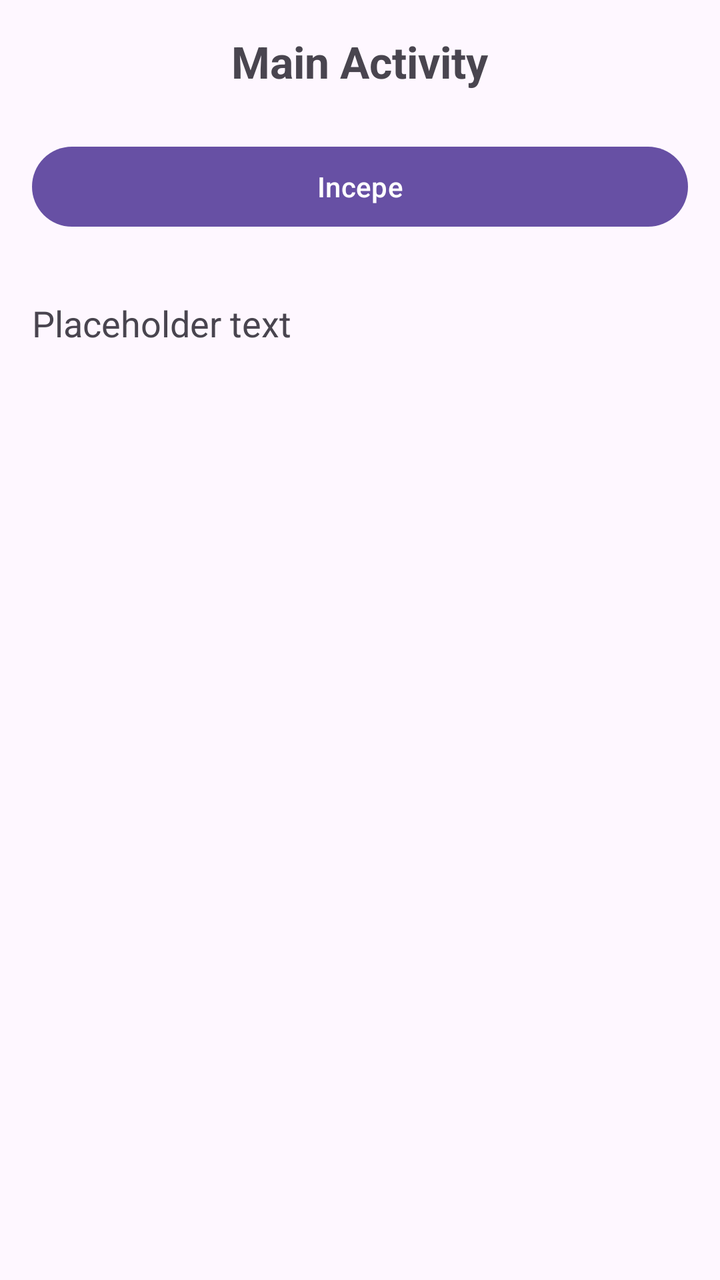
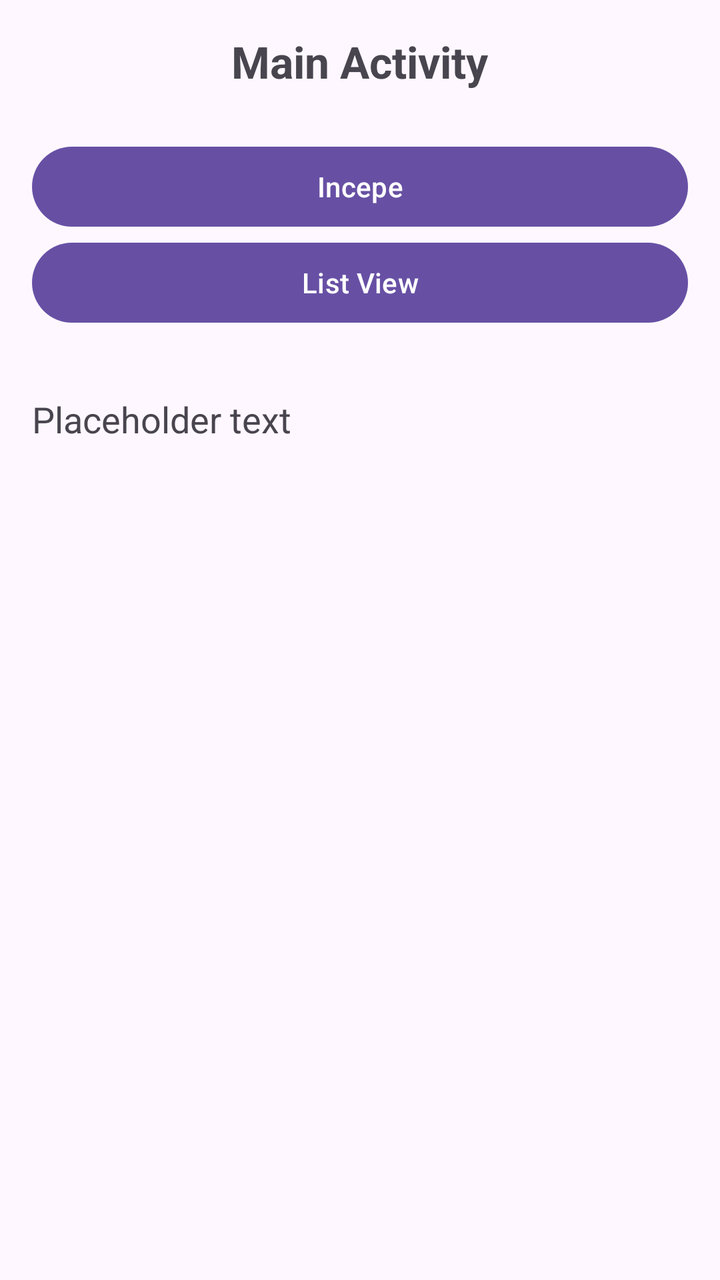

Two renders of the same Android screen: before a commit and after it. Below are the layout's source before the change and the commit's diff.
<!-- AndroidManifest.xml: application theme Theme.OLTEAN_PAUL_ACTIVITATEDAM2026 -->
<!-- res/layout/activity_main.xml -->
<?xml version="1.0" encoding="utf-8"?>
<LinearLayout xmlns:android="http://schemas.android.com/apk/res/android"
    android:layout_width="match_parent"
    android:layout_height="match_parent"
    android:orientation="vertical"
    android:padding="16dp"
    android:gravity="center_horizontal">

    <TextView
        android:layout_width="wrap_content"
        android:layout_height="wrap_content"
        android:text="@string/main_activity"
        android:textSize="22sp"
        android:textStyle="bold"
        android:layout_marginBottom="24dp" />

    <Button
        android:id="@+id/btn_deschide_formular"
        android:layout_width="match_parent"
        android:layout_height="wrap_content"
        android:text="@string/begin_activity" />

    <TextView
        android:id="@+id/tv_rezultat"
        android:layout_width="match_parent"
        android:layout_height="wrap_content"
        android:layout_marginTop="32dp"
        android:textSize="18sp"
        android:text="@string/placeholder_text" />

</LinearLayout>
<!-- resources referenced by this layout -->
<resources>
  <string name="begin_activity">Incepe</string>
  <string name="main_activity">Main Activity</string>
  <string name="placeholder_text">Placeholder text</string>
  <style name="Theme.OLTEAN_PAUL_ACTIVITATEDAM2026" parent="Base.Theme.OLTEAN_PAUL_ACTIVITATEDAM2026" />
  <style name="Base.Theme.OLTEAN_PAUL_ACTIVITATEDAM2026" parent="Theme.Material3.DayNight.NoActionBar">
          
          
      </style>
</resources>

<!-- the commit's change to res/layout/activity_main.xml (unified diff, before → after) -->
@@ -19,6 +19,12 @@
         android:layout_width="match_parent"
         android:layout_height="wrap_content"
         android:text="@string/begin_activity" />
+    <Button
+        android:id="@+id/btn_deschidere_listView"
+        android:layout_width="match_parent"
+        android:layout_height="wrap_content"
+        android:text="@string/list_view"
+        />
 
     <TextView
         android:id="@+id/tv_rezultat"
<!-- resource entries referenced after the edit -->
@@ -1,6 +1,7 @@
 <!-- resources referenced by this layout -->
 <resources>
   <string name="begin_activity">Incepe</string>
+  <string name="list_view">List View</string>
   <string name="main_activity">Main Activity</string>
   <string name="placeholder_text">Placeholder text</string>
   <style name="Theme.OLTEAN_PAUL_ACTIVITATEDAM2026" parent="Base.Theme.OLTEAN_PAUL_ACTIVITATEDAM2026" />
